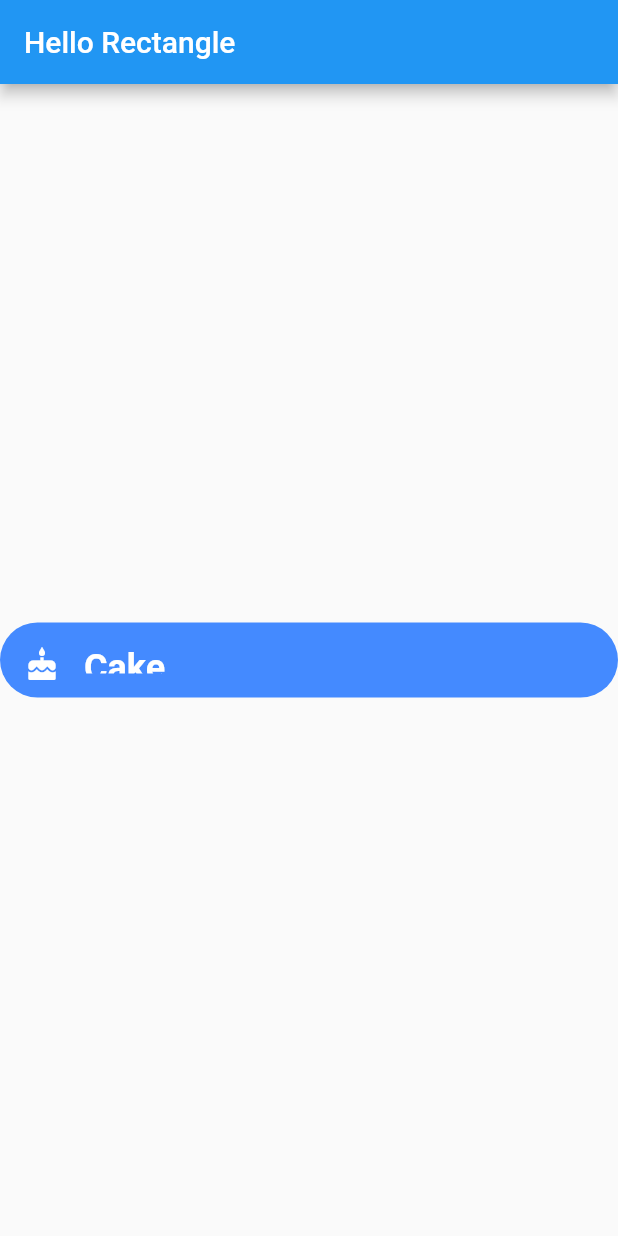
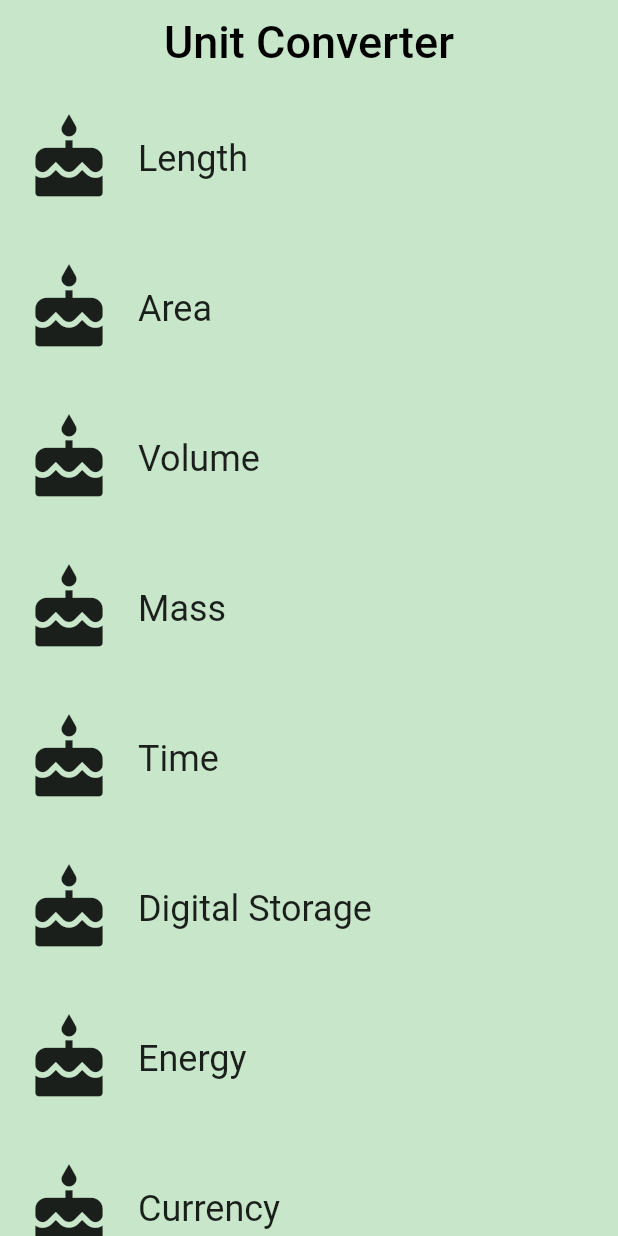
Before and after one commit to nqhuydev/flutter_beginer, a Flutter app: the screen it shows after launch, on a phone screen of 412 x 824 dp. Run offline on Flutter 3.47's test engine with Material 2 defaults, Android fonts, the phone set to English and light mode, and no system bars.

Commit message:
navigation, listview, finish code

```diff
--- a/lib/category.dart
+++ b/lib/category.dart
@@ -1,48 +1,76 @@
 import 'package:flutter/material.dart';
+import 'package:hello_rectangle/converter_router.dart';
+import 'package:hello_rectangle/unit.dart';
 
-class Category extends StatefulWidget {
-  @override
-  _CategoryState createState() => _CategoryState();
+final _rowHeight = 100.0;
+final _borderRadius = BorderRadius.circular(_rowHeight / 2);
+
+class Category extends StatelessWidget {
+  final String name;
+  final ColorSwatch color;
+  final IconData iconLocation;
+  final List<Unit> units;
+
+  const Category(
+      {Key key, this.name, this.color, this.iconLocation, this.units})
+      : assert(iconLocation != null),
+        assert(name != null),
+        assert(color != null),
+        assert(units != null),
+        super(key: key);
+
+  ///Navigation to the [ConverterRouter].
+  void _navigateToConverter(BuildContext context) {
+    if (Navigator.of(context).canPop()) {
+      Navigator.of(context).pop();
     }
-
-class _CategoryState extends State<Category> {
-  double _rowHeight = 50;
-  BorderRadius _borderRadius = BorderRadius.all(Radius.circular(30));
-  String _name = 'Cake';
+    Navigator.of(context).push(MaterialPageRoute<Null>(
+      builder: (BuildContext context) {
+        return Scaffold(
+          appBar: AppBar(
+            elevation: 1.0,
+            title: Text(
+              name,
+              style: Theme.of(context).textTheme.display1,
+            ),
+            centerTitle: true,
+            backgroundColor: color,
+          ),
+          body: ConverterRouter(units: units, name: name, color: color),
+        );
+      },
+    ));
+  }
 
   @override
   Widget build(BuildContext context) {
     return Material(
-      color: Colors.blueAccent,
+      color: Colors.transparent,
       borderRadius: _borderRadius,
       child: Container(
         height: _rowHeight,
         child: InkWell(
           borderRadius: _borderRadius,
-          highlightColor: Colors.amber,
-          splashColor: Colors.amberAccent,
-          onTap: () => print('I was tapped!'),
-          onLongPress: () {
-            print('I was long taps');
-          },
+          highlightColor: color,
+          splashColor: color,
+          onTap: () => _navigateToConverter(context),
           child: Padding(
-            padding: EdgeInsets.all(16),
-            child: Center(
+            padding: EdgeInsets.all(8),
             child: Row(
               crossAxisAlignment: CrossAxisAlignment.stretch,
               children: <Widget>[
                 Padding(
                   padding: EdgeInsets.only(right: 16),
-                    child: Icon(Icons.cake, color: Colors.white,),
+                  child: Icon(
+                    iconLocation,
+                    size: 60,
+                  ),
                 ),
                 Center(
                   child: Text(
-                      _name,
+                    name,
                     textAlign: TextAlign.center,
-                      style: Theme.of(context).textTheme.display1.copyWith(
-                          color: Colors.white,
-                          fontSize: 24,
-                          fontWeight: FontWeight.w700),
+                    style: Theme.of(context).textTheme.headline,
                   ),
                 ),
               ],
@@ -50,7 +78,6 @@ class _CategoryState extends State<Category> {
           ),
         ),
       ),
-      ),
     );
   }
 }
--- /dev/null
+++ b/lib/category_router.dart
@@ -0,0 +1,84 @@
+import 'package:flutter/material.dart';
+import 'package:hello_rectangle/unit.dart';
+import 'category.dart';
+
+final _backgroundColor = Colors.green[100];
+
+class CategoryRouter extends StatelessWidget {
+  const CategoryRouter();
+
+  static const _categoryName = <String>[
+    'Length',
+    'Area',
+    'Volume',
+    'Mass',
+    'Time',
+    'Digital Storage',
+    'Energy',
+    'Currency',
+  ];
+
+  static const _baseColors = <Color>[
+    Colors.teal,
+    Colors.orange,
+    Colors.pinkAccent,
+    Colors.blueAccent,
+    Colors.yellow,
+    Colors.greenAccent,
+    Colors.purpleAccent,
+    Colors.red
+  ];
+
+  Widget _buildCategoryWidget(List<Widget> categories) {
+    return ListView.builder(
+      itemBuilder: (BuildContext context, int index) => categories[index],
+      itemCount: categories.length,
+    );
+  }
+
+  List<Unit> _retrieveUnitList(String categoryName) {
+    return List.generate(10, (int i) {
+      i += 1;
+      return Unit(name: '$categoryName Unit $i', conversion: i.toDouble());
+    });
+  }
+
+  @override
+  Widget build(BuildContext context) {
+    /*Khởi tạo list Category*/
+    final categories = <Category>[];
+
+    for (var i = 0; i < _categoryName.length; i++) {
+      categories.add(Category(
+        name: _categoryName[i],
+        color: _baseColors[i],
+        iconLocation: Icons.cake,
+        units: _retrieveUnitList(_categoryName[i]),
+      ));
+    }
+
+    final appBar = AppBar(
+      elevation: 0.0,
+      title: Text(
+        'Unit Converter',
+        style: TextStyle(
+          color: Colors.black,
+          fontSize: 30.0,
+        ),
+      ),
+      centerTitle: true,
+      backgroundColor: _backgroundColor,
+    );
+
+    final listView = Container(
+      color: _backgroundColor,
+      padding: EdgeInsets.symmetric(horizontal: 8.0),
+      child: _buildCategoryWidget(categories),
+    );
+
+    return Scaffold(
+      appBar: appBar,
+      body: listView,
+    );
+  }
+}
--- a/lib/main.dart
+++ b/lib/main.dart
@@ -1,26 +1,17 @@
 import 'package:flutter/material.dart';
-import 'package:hello_rectangle/category.dart';
+import 'package:hello_rectangle/category_router.dart';
 
 void main() {
-  runApp(MaterialApp(
-    debugShowCheckedModeBanner: false,
-    home: Scaffold(
-      appBar: AppBar(
-        title: Text('Hello Rectangle'),
-      ),
-      body: HelloRectangle(),
-    ),
-  ));
+  runApp(UnitConverterApp());
 }
 
-class HelloRectangle extends StatelessWidget {
+class UnitConverterApp extends StatelessWidget {
   @override
   Widget build(BuildContext context) {
-    return Container(
-      color: Colors.transparent,
-      child: Center(
-        child: Category(),
-      ),
+    return MaterialApp(
+      debugShowCheckedModeBanner: false,
+      title: 'Unit Converter',
+      home: CategoryRouter(),
     );
   }
 }
--- /dev/null
+++ b/lib/unit.dart
@@ -0,0 +1,18 @@
+import 'package:meta/meta.dart';
+
+class Unit {
+  final String name;
+  final double conversion;
+
+  const Unit({
+    @required this.name,
+    @required this.conversion,
+  })  : assert(name != null),
+        assert(conversion != null);
+
+  Unit.fromJson(Map jsonMap)
+      : assert(jsonMap['name'] != null),
+        assert(jsonMap['conversion'] != null),
+        name = jsonMap['name'],
+        conversion = jsonMap['conversion'].toDouble();
+}
```
Also changed, not shown: lib/converter_router.dart (added, +44 -0 lines). Lines whose indentation alone changed are shown as unchanged.
